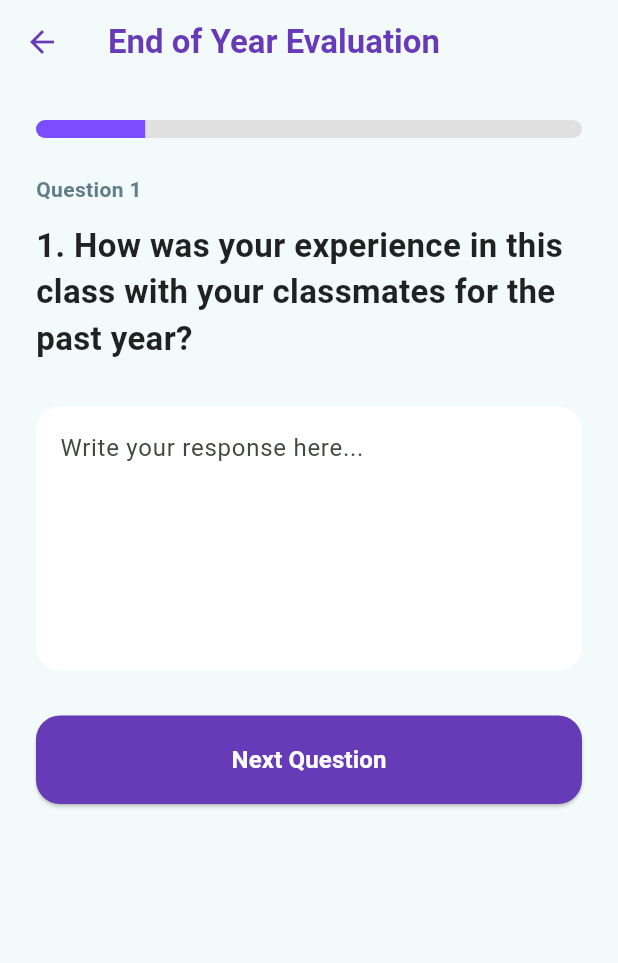
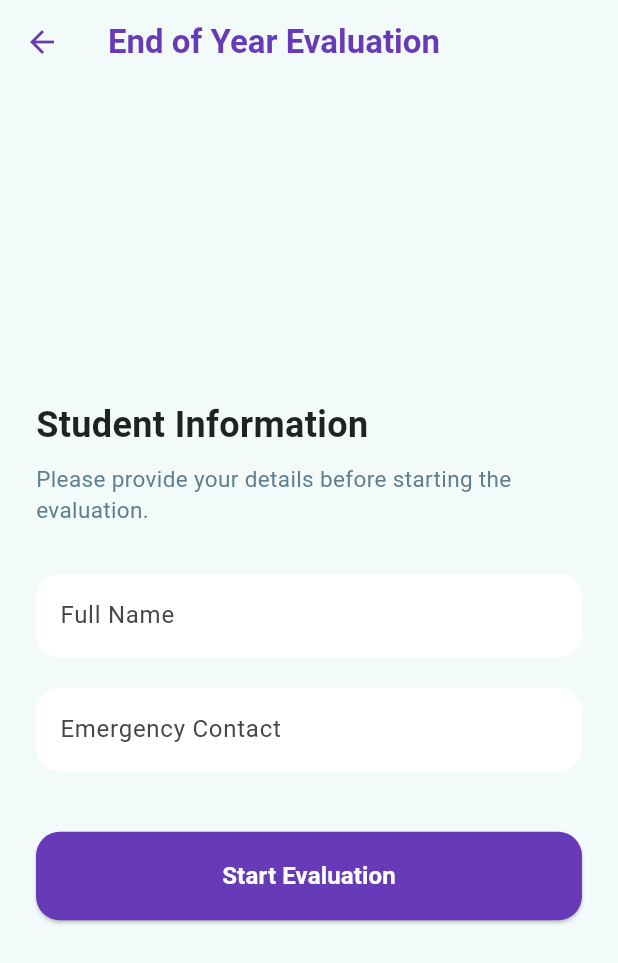
Before and after one commit to LEH268/LearnMatch, a Flutter app: the StudentEvaluationForm screen opened by its route, on a phone screen of 412 x 824 dp. Shown: the top 963 px of the screen. Run offline on Flutter 3.47's test engine with Material 3 defaults, Android fonts, the phone set to English and light mode, and no system bars; our stand-ins replace cloud_firestore, firebase_auth, firebase_core, google_generative_ai; accounts and stored records are empty.

Commit message:
Update student_evaluation_form.dart
updated

```diff
--- a/lib/pages/student_evaluation_form.dart
+++ b/lib/pages/student_evaluation_form.dart
@@ -8,28 +8,40 @@ class StudentEvaluationForm extends StatefulWidget {
 }
 
 class _StudentEvaluationFormState extends State<StudentEvaluationForm> {
+  bool _isPersonalInfoDone = false;
+
+  final TextEditingController _nameController = TextEditingController();
+  final TextEditingController _emergencyContactController = TextEditingController();
+
   int _currentIndex = 0;
   bool _isSavingToDatabase = false; // State to show saving process
 
-  final TextEditingController _answerController =
-    TextEditingController();
-
+  final TextEditingController _answerController = TextEditingController();
   List<String> _answers = [];
 
   final List<String> _questions = [
     "1. How was your experience in this class with your classmates for the past year?",
-
     "2. How was your experience in this class with your teachers for the past year?",
-
     "3. What has been the highlight throughout the year?",
-
     "4. Would you like to stay in this class? Why or why not?",
-
     "5. What do you wish the class could do differently?",
   ];
 
+  void _startEvaluation() {
+    if (_nameController.text.trim().isEmpty || _emergencyContactController.text.trim().isEmpty) {
+      ScaffoldMessenger.of(context).showSnackBar(
+        const SnackBar(
+          content: Text("Please fill in your Name and Emergency Contact."),
+        ),
+      );
+      return;
+    }
+    setState(() {
+      _isPersonalInfoDone = true;
+    });
+  }
+
   void _submitAnswer() {
-
     if (_answerController.text.trim().isEmpty) {
       ScaffoldMessenger.of(context).showSnackBar(
         const SnackBar(
@@ -40,11 +52,9 @@ List<String> _answers = [];
     }
 
     _answers.add(_answerController.text);
-
     _answerController.clear();
 
     setState(() {
-
       if (_currentIndex < _questions.length - 1) {
         _currentIndex++;
       } else {
@@ -53,18 +63,10 @@ List<String> _answers = [];
     });
   }
 
-  // 模拟自动保存到云端数据库 (Firebase) 的过程
   Future<void> _submitFormToDatabase() async {
     setState(() {
       _isSavingToDatabase = true;
     });
-
-    // TODO: In a real app, this is where you write to Firebase:
-    // await FirebaseFirestore.instance.collection('evaluations').add({
-    //   'studentId': currentUser.id,
-    //   'score': _totalScore,
-    //   'timestamp': FieldValue.serverTimestamp(),
-    // });
 
     // Simulate network delay for saving
     await Future.delayed(const Duration(seconds: 2));
@@ -125,6 +127,9 @@ List<String> _answers = [];
           padding: const EdgeInsets.all(24.0),
           child: _isSavingToDatabase
             ? _buildSavingScreen()
+
+            : !_isPersonalInfoDone
+                ? _buildPersonalInfoPage()
                 : Column(
                     crossAxisAlignment: CrossAxisAlignment.start,
                     children: [
@@ -148,7 +153,82 @@ List<String> _answers = [];
     );
   }
 
-  // A custom saving screen shown when student completes the form
+  Widget _buildPersonalInfoPage() {
+    return Column(
+      crossAxisAlignment: CrossAxisAlignment.stretch,
+      mainAxisAlignment: MainAxisAlignment.center,
+      children: [
+        const Text(
+          "Student Information",
+          style: TextStyle(
+            fontSize: 24,
+            fontWeight: FontWeight.bold,
+            color: Colors.black87,
+          ),
+        ),
+        const SizedBox(height: 8),
+        const Text(
+          "Please provide your details before starting the evaluation.",
+          style: TextStyle(
+            fontSize: 15,
+            color: Colors.blueGrey,
+          ),
+        ),
+        const SizedBox(height: 32),
+
+        TextField(
+          controller: _nameController,
+          decoration: InputDecoration(
+            labelText: "Full Name",
+            hintText: "e.g. John Doe",
+            filled: true,
+            fillColor: Colors.white,
+            border: OutlineInputBorder(
+              borderRadius: BorderRadius.circular(16),
+              borderSide: BorderSide.none,
+            ),
+          ),
+        ),
+        const SizedBox(height: 20),
+
+        TextField(
+          controller: _emergencyContactController,
+          keyboardType: TextInputType.phone,
+          decoration: InputDecoration(
+            labelText: "Emergency Contact",
+            hintText: "e.g. 012-3456789",
+            filled: true,
+            fillColor: Colors.white,
+            border: OutlineInputBorder(
+              borderRadius: BorderRadius.circular(16),
+              borderSide: BorderSide.none,
+            ),
+          ),
+        ),
+        const SizedBox(height: 40),
+
+        ElevatedButton(
+          onPressed: _startEvaluation,
+          style: ElevatedButton.styleFrom(
+            backgroundColor: Colors.deepPurple,
+            foregroundColor: Colors.white,
+            padding: const EdgeInsets.symmetric(vertical: 18),
+            shape: RoundedRectangleBorder(
+              borderRadius: BorderRadius.circular(16),
+            ),
+          ),
+          child: const Text(
+            "Start Evaluation",
+            style: TextStyle(
+              fontSize: 16,
+              fontWeight: FontWeight.bold,
+            ),
+          ),
+        ),
+      ],
+    );
+  }
+
   Widget _buildSavingScreen() {
     return const Center(
       child: Column(
@@ -166,13 +246,11 @@ List<String> _answers = [];
   }
 
   Widget _buildQuestionPage() {
-
     String currentQuestion = _questions[_currentIndex];
 
     return Column(
       crossAxisAlignment: CrossAxisAlignment.stretch,
       children: [
-
         Text(
           "Question ${_currentIndex + 1}",
           style: const TextStyle(
@@ -181,9 +259,7 @@ List<String> _answers = [];
             fontWeight: FontWeight.bold,
           ),
         ),
-
         const SizedBox(height: 12),
-
         Text(
           currentQuestion,
           style: const TextStyle(
@@ -192,40 +268,31 @@ List<String> _answers = [];
             color: Colors.black87,
           ),
         ),
-
         const SizedBox(height: 30),
-
         TextField(
           controller: _answerController,
           maxLines: 6,
-
           decoration: InputDecoration(
             hintText: "Write your response here...",
             filled: true,
             fillColor: Colors.white,
-
             border: OutlineInputBorder(
               borderRadius: BorderRadius.circular(16),
               borderSide: BorderSide.none,
             ),
           ),
         ),
-
         const SizedBox(height: 30),
-
         ElevatedButton(
           onPressed: _submitAnswer,
-
           style: ElevatedButton.styleFrom(
             backgroundColor: Colors.deepPurple,
             foregroundColor: Colors.white,
             padding: const EdgeInsets.symmetric(vertical: 18),
-
             shape: RoundedRectangleBorder(
               borderRadius: BorderRadius.circular(16),
             ),
           ),
-
           child: Text(
             _currentIndex == _questions.length - 1
                 ? "Submit Evaluation"
```
Lines whose indentation alone changed are shown as unchanged.
